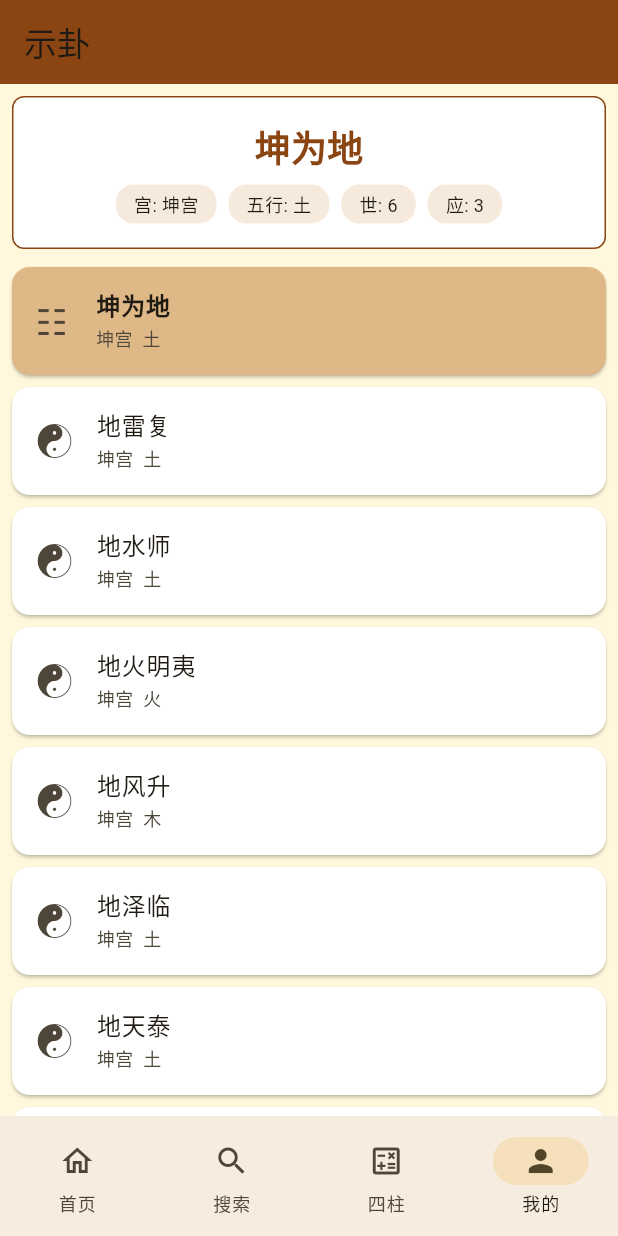
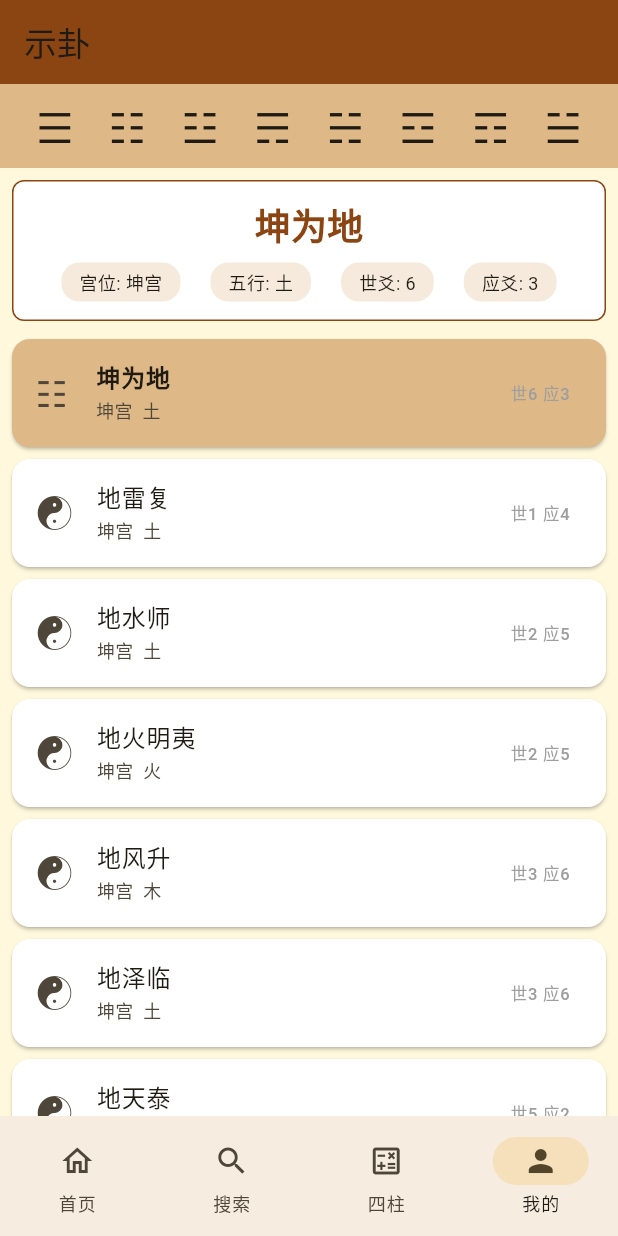
Before and after one commit to tanhws/yijing_flutter, a Flutter app: the screen it shows after launch, item 4 of the bottom bar chosen, on a phone screen of 412 x 824 dp. Run offline on Flutter 3.47's test engine with Material 3 defaults, Android fonts, the phone set to English and light mode, and no system bars; our stand-ins replace shared_preferences; Roboto replaces fonts that are missing (Noto Sans SC).

Commit message:
修正各页面细节： - 示卦页：顶部添加八卦图标行 - 查卦页：输入框添加占位提示文字请输入卦象 - 添加爻辞显示功能

```diff
--- a/lib/presentation/fragments/profile_fragment.dart
+++ b/lib/presentation/fragments/profile_fragment.dart
@@ -39,6 +39,9 @@ class _ProfileFragmentState extends State<ProfileFragment> {
         child: SafeArea(
           child: Column(
             children: [
+              // 八卦图标行
+              _buildBaGuaIcons(),
+
               // 显示选中的卦象
               if (_selectedHexagram != null) _buildSelectedHexagram(),
 
@@ -53,6 +56,26 @@ class _ProfileFragmentState extends State<ProfileFragment> {
     );
   }
 
+  Widget _buildBaGuaIcons() {
+    return Container(
+      padding: const EdgeInsets.symmetric(vertical: 8),
+      color: const Color(0xFFDEB887),
+      child: const Row(
+        mainAxisAlignment: MainAxisAlignment.spaceEvenly,
+        children: [
+          Text('☰', style: TextStyle(fontSize: 28)), // 乾
+          Text('☷', style: TextStyle(fontSize: 28)), // 坤
+          Text('☳', style: TextStyle(fontSize: 28)), // 震
+          Text('☴', style: TextStyle(fontSize: 28)), // 巽
+          Text('☵', style: TextStyle(fontSize: 28)), // 坎
+          Text('☲', style: TextStyle(fontSize: 28)), // 离
+          Text('☶', style: TextStyle(fontSize: 28)), // 艮
+          Text('☱', style: TextStyle(fontSize: 28)), // 兑
+        ],
+      ),
+    );
+  }
+
   Widget _buildSelectedHexagram() {
     final hexagram = _hexagramList.firstWhere(
       (h) => h['guaxiang'] == _selectedHexagram,
@@ -61,7 +84,7 @@ class _ProfileFragmentState extends State<ProfileFragment> {
 
     return Container(
       margin: const EdgeInsets.all(8),
-      padding: const EdgeInsets.all(16),
+      padding: const EdgeInsets.all(12),
       decoration: BoxDecoration(
         color: Colors.white,
         borderRadius: BorderRadius.circular(8),
@@ -79,15 +102,12 @@ class _ProfileFragmentState extends State<ProfileFragment> {
           ),
           const SizedBox(height: 8),
           Row(
-            mainAxisAlignment: MainAxisAlignment.center,
+            mainAxisAlignment: MainAxisAlignment.spaceEvenly,
             children: [
-              _buildInfoChip('宫', hexagram['gong'] ?? ''),
-              const SizedBox(width: 8),
+              _buildInfoChip('宫位', hexagram['gong'] ?? ''),
               _buildInfoChip('五行', hexagram['wuxin'] ?? ''),
-              const SizedBox(width: 8),
-              _buildInfoChip('世', hexagram['shiyao'] ?? ''),
-              const SizedBox(width: 8),
-              _buildInfoChip('应', hexagram['yingyao'] ?? ''),
+              _buildInfoChip('世爻', hexagram['shiyao'] ?? ''),
+              _buildInfoChip('应爻', hexagram['yingyao'] ?? ''),
             ],
           ),
         ],
@@ -134,6 +154,10 @@ class _ProfileFragmentState extends State<ProfileFragment> {
               '${hexagram['gong']}  ${hexagram['wuxin']}',
               style: const TextStyle(fontSize: 12),
             ),
+            trailing: Text(
+              '世${hexagram['shiyao']} 应${hexagram['yingyao']}',
+              style: const TextStyle(fontSize: 11, color: Colors.grey),
+            ),
             onTap: () {
               setState(() {
                 _selectedHexagram = hexagram['guaxiang'];
```
Also changed, not shown: lib/data/models/liu_shisigua_data.dart (+12 -0 lines), lib/presentation/fragments/search_fragment.dart (+91 -72 lines).
